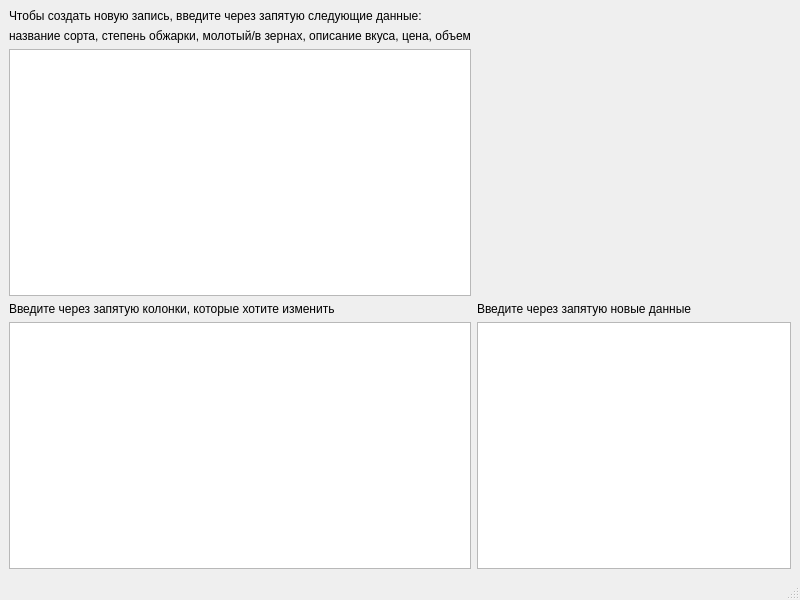
Above: addEditCoffeeForm.ui from AlinaShakova/coffee before the change. Below: the same form after it.
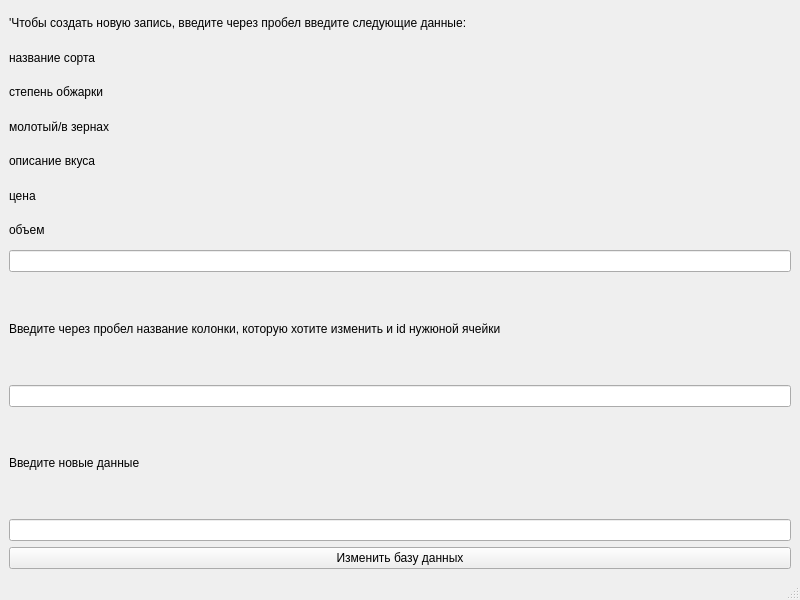
That is the form after the change.

Commit message: осуществляет добавление и редактирование данных

What changed in the file:
```diff
--- a/addEditCoffeeForm.ui
+++ b/addEditCoffeeForm.ui
@@ -16,39 +16,89 @@
   <widget class="QWidget" name="centralwidget">
    <layout class="QGridLayout" name="gridLayout_2">
     <item row="0" column="0">
+     <layout class="QVBoxLayout" name="verticalLayout_3">
+      <item>
      <widget class="QLabel" name="label">
       <property name="text">
-       <string>Чтобы создать новую запись, введите через запятую следующие данные:</string>
+         <string>'Чтобы создать новую запись, введите через пробел введите следующие данные:</string>
       </property>
      </widget>
     </item>
-    <item row="3" column="1">
-     <widget class="QLabel" name="label_3">
+      <item>
+       <widget class="QLabel" name="label_6">
       <property name="text">
-       <string>Введите через запятую новые данные</string>
+         <string>название сорта</string>
       </property>
      </widget>
     </item>
-    <item row="4" column="1">
-     <widget class="QTextEdit" name="textEdit_4"/>
-    </item>
-    <item row="2" column="0">
-     <widget class="QTextEdit" name="textEdit"/>
-    </item>
-    <item row="3" column="0">
+      <item>
+       <widget class="QLabel" name="label_7">
+        <property name="text">
+         <string>степень обжарки</string>
+        </property>
+       </widget>
+      </item>
+      <item>
+       <widget class="QLabel" name="label_8">
+        <property name="text">
+         <string>молотый/в зернах</string>
+        </property>
+       </widget>
+      </item>
+      <item>
      <widget class="QLabel" name="label_2">
       <property name="text">
-       <string>Введите через запятую колонки, которые хотите изменить</string>
+         <string>описание вкуса</string>
       </property>
      </widget>
     </item>
-    <item row="4" column="0">
-     <widget class="QTextEdit" name="textEdit_2"/>
-    </item>
-    <item row="1" column="0">
+      <item>
+       <widget class="QLabel" name="label_3">
+        <property name="text">
+         <string>цена</string>
+        </property>
+       </widget>
+      </item>
+      <item>
      <widget class="QLabel" name="label_4">
       <property name="text">
-       <string>название сорта, степень обжарки, молотый/в зернах, описание вкуса, цена, объем</string>
+         <string>объем</string>
+        </property>
+       </widget>
+      </item>
+      <item>
+       <widget class="QLineEdit" name="lineEdit"/>
+      </item>
+     </layout>
+    </item>
+    <item row="1" column="0">
+     <layout class="QVBoxLayout" name="verticalLayout_2">
+      <item>
+       <widget class="QLabel" name="label_9">
+        <property name="text">
+         <string>Введите через пробел название колонки, которую хотите изменить и id нужюной ячейки</string>
+        </property>
+       </widget>
+      </item>
+      <item>
+       <widget class="QLineEdit" name="lineEdit1"/>
+      </item>
+      <item>
+       <widget class="QLabel" name="label_5">
+        <property name="text">
+         <string>Введите новые данные</string>
+        </property>
+       </widget>
+      </item>
+      <item>
+       <widget class="QLineEdit" name="lineEdit2"/>
+      </item>
+     </layout>
+    </item>
+    <item row="2" column="0">
+     <widget class="QPushButton" name="pushButton">
+      <property name="text">
+       <string>Изменить базу данных</string>
       </property>
      </widget>
     </item>
```
Lines whose indentation alone changed are shown as unchanged. The commit also changes 2 other files.
